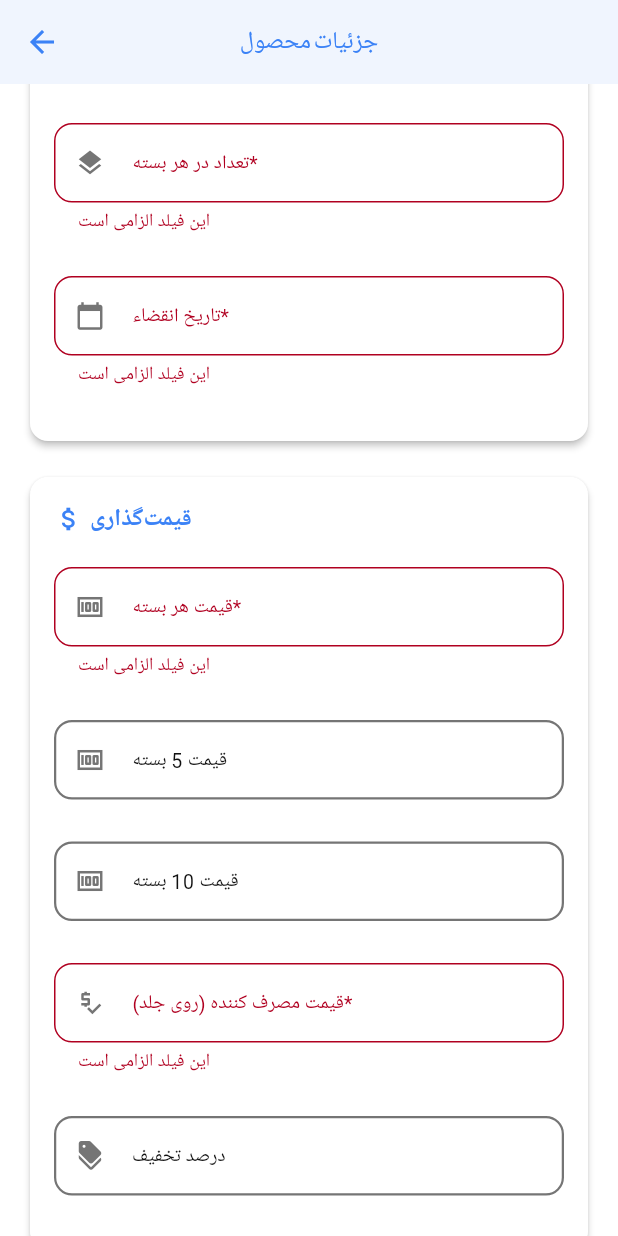
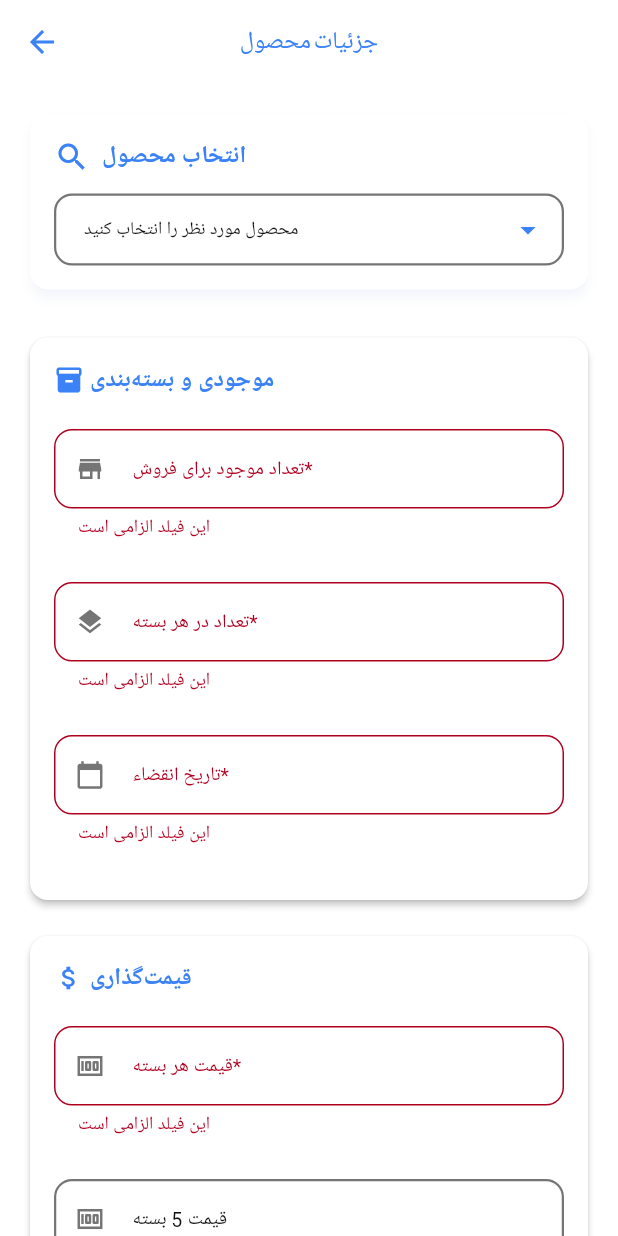
Before and after one commit to MrPouyaSaad/provider, a Flutter app: the AddProductDetails screen opened directly, scrolled down 306 dp, after a tap on "اضافه کردن محصول", on a phone screen of 412 x 824 dp. Run offline on Flutter 3.47's test engine with Material 3 defaults, Android fonts, the phone set to English and light mode, and no system bars; drawn by our look-alikes of dropdown_search; our stand-ins replace bloc, equatable, firebase_analytics, firebase_core, firebase_messaging, fl_chart and 8 more; missing offline and left inert: floating_snackbar, simple_ripple_animation; accounts and stored records are empty; Roboto replaces fonts that are missing (yekan-bakh).

Commit message:
notif finish

```diff
--- a/lib/screens/products/add_product/add_product_details.dart
+++ b/lib/screens/products/add_product/add_product_details.dart
@@ -24,6 +24,7 @@ class _AddProductDetailsState extends State<AddProductDetails> {
   bool isDiscount = false;
   final _formKey = GlobalKey<FormState>();
   final discountController = TextEditingController();
+  final scrollController = ScrollController();
 
   // Sample product data
   final List<Map<String, String>> products = [
@@ -64,6 +65,7 @@ class _AddProductDetailsState extends State<AddProductDetails> {
             : null,
       ),
       body: SingleChildScrollView(
+        controller: scrollController,
         padding: const EdgeInsets.all(16),
         child: Column(
           crossAxisAlignment: CrossAxisAlignment.start,
@@ -92,7 +94,7 @@ class _AddProductDetailsState extends State<AddProductDetails> {
 
   Widget _buildProductSelector(ThemeData theme) {
     return Card(
-      elevation: 1,
+      elevation: 3,
       shape: RoundedRectangleBorder(
         borderRadius: BorderRadius.circular(12),
       ),
@@ -390,6 +392,14 @@ class _AddProductDetailsState extends State<AddProductDetails> {
         onTap: () {
           if (_formKey.currentState?.validate() ?? false) {
             _submitForm();
+          } else {
+            final startPosition = scrollController.position.minScrollExtent;
+            final duration = Duration(milliseconds: 250);
+            scrollController.animateTo(
+              startPosition,
+              duration: duration,
+              curve: Curves.ease,
+            );
           }
         },
         icon: Icon(
--- a/lib/screens/profile/screens/bank_cart/add_cart.dart
+++ b/lib/screens/profile/screens/bank_cart/add_cart.dart
@@ -2,9 +2,7 @@ import 'package:flutter/cupertino.dart';
 import 'package:flutter/material.dart';
 import 'package:get/get.dart';
 import 'package:vizi_dasht/common/const.dart';
-import 'package:vizi_dasht/widgets/decorated_container.dart';
 import 'package:vizi_dasht/widgets/text_field.dart';
-
 import '../../../../widgets/button.dart';
 
 class AddOrEditBankCardPage extends StatefulWidget {
```
Also changed, not shown: 35 other files.
